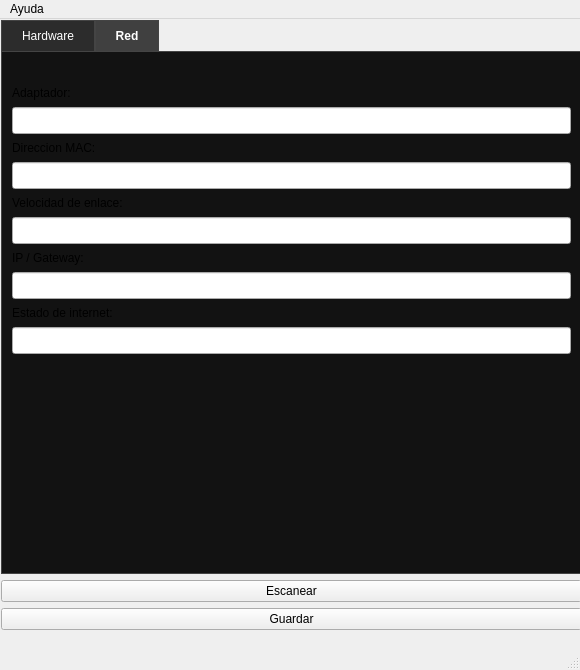
First picture: the form in diseño.ui, repository EzequielOrtizIT/SystemCheck, before the edit.
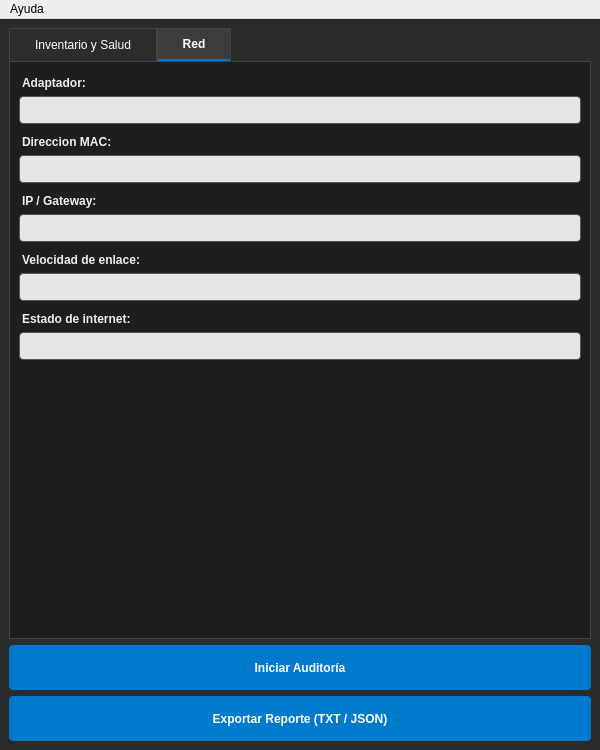
Second picture: the form after the edit. The open tabs and pages were chosen to show the change.

Commit message: Actualizado con nuevas funciones y export a JSON

The edit to the form file:
```diff
--- a/diseño.ui
+++ b/diseño.ui
@@ -6,465 +6,216 @@
    <rect>
     <x>0</x>
     <y>0</y>
-    <width>580</width>
-    <height>670</height>
+    <width>600</width>
+    <height>750</height>
    </rect>
   </property>
   <property name="minimumSize">
    <size>
-    <width>580</width>
-    <height>670</height>
+    <width>600</width>
+    <height>750</height>
    </size>
   </property>
-  <property name="maximumSize">
-   <size>
-    <width>580</width>
-    <height>670</height>
-   </size>
-  </property>
-  <property name="acceptDrops">
-   <bool>false</bool>
-  </property>
   <property name="windowTitle">
    <string>Escaner de sistema</string>
   </property>
   <property name="styleSheet">
-   <string notr="true">/* El fondo del panel donde van los controles */
+   <string notr="true">
+/* ESTILO GLOBAL OSCURO */
+QMainWindow {
+    background-color: #2b2b2b;
+}
 QTabWidget::pane { 
     border: 1px solid #444; 
-    background-color: #121212; /* Casi negro */
+    background-color: #1e1e1e; 
 }
-
-/* Las pestañas superiores */
 QTabBar::tab {
     background: #2c2c2c; 
     color: white;
-    padding: 8px 20px;
+    padding: 8px 25px;
     border: 1px solid #444;
-    border-bottom: none; /* Para que se una con el panel */
+    border-bottom: none; 
 }
-
-/* La pestaña que está seleccionada actualmente */
 QTabBar::tab:selected {
-    background: #404040; /* Un poco más claro para destacar */
+    background: #3c3c3c; 
     font-weight: bold;
+    border-bottom: 2px solid #007acc; /* Azul estilo VSCode */
 }
-
-/* Efecto al pasar el mouse por encima */
 QTabBar::tab:hover {
     background: #505050;
-}</string>
+}
+/* CAJAS DE TEXTO: Fondo claro, TEXTO NEGRO FORZADO */
+QLineEdit {
+    padding: 5px;
+    background-color: #e6e6e6;   
+    color: #000000;              
+    border: 1px solid #555;
+    border-radius: 4px;
+    selection-background-color: #007acc;
+}
+QLineEdit[readOnly="true"] {
+    background-color: #dcdcdc;
+    color: #000000;
+}
+/* Etiquetas */
+QLabel {
+    font-weight: bold;
+    color: #eeeeee;
+    margin-top: 5px;
+}
+/* Botones */
+QPushButton {
+    background-color: #007acc;
+    color: white;
+    border: none;
+    padding: 8px;
+    border-radius: 4px;
+    font-weight: bold;
+}
+QPushButton:hover {
+    background-color: #005a9e;
+}
+QPushButton:disabled {
+    background-color: #444;
+    color: #888;
+}
+QTextEdit {
+    background-color: #e6e6e6;
+    color: #000000;
+    border: 1px solid #555;
+    border-radius: 4px;
+}
+</string>
   </property>
   <widget class="QWidget" name="centralwidget">
-   <widget class="QWidget" name="">
-    <property name="geometry">
-     <rect>
-      <x>1</x>
-      <y>1</y>
-      <width>581</width>
-      <height>610</height>
-     </rect>
-    </property>
-    <layout class="QVBoxLayout" name="verticalLayout_3">
-     <item>
-      <widget class="QTabWidget" name="tabWidget">
-       <property name="sizePolicy">
-        <sizepolicy hsizetype="Expanding" vsizetype="Expanding">
-         <horstretch>100</horstretch>
-         <verstretch>100</verstretch>
-        </sizepolicy>
-       </property>
-       <property name="font">
-        <font>
-         <hintingpreference>PreferFullHinting</hintingpreference>
-        </font>
-       </property>
-       <property name="currentIndex">
-        <number>0</number>
-       </property>
-       <widget class="QWidget" name="tab_1">
-        <property name="maximumSize">
-         <size>
-          <width>16777215</width>
-          <height>460</height>
-         </size>
-        </property>
-        <attribute name="title">
-         <string>Hardware</string>
-        </attribute>
-        <layout class="QVBoxLayout" name="verticalLayout_2">
-         <item>
-          <layout class="QVBoxLayout" name="verticalLayout">
-           <item>
-            <widget class="QLabel" name="label_3">
-             <property name="text">
-              <string>Sistema Operativo:</string>
-             </property>
-            </widget>
-           </item>
-           <item>
-            <widget class="QLineEdit" name="input_os">
-             <property name="font">
-              <font>
-               <pointsize>12</pointsize>
-               <bold>false</bold>
-               <kerning>true</kerning>
-               <hintingpreference>PreferDefaultHinting</hintingpreference>
-              </font>
-             </property>
-             <property name="cursor">
-              <cursorShape>ArrowCursor</cursorShape>
-             </property>
-             <property name="autoFillBackground">
-              <bool>false</bool>
-             </property>
-             <property name="dragEnabled">
-              <bool>true</bool>
-             </property>
-             <property name="readOnly">
-              <bool>true</bool>
-             </property>
-            </widget>
-           </item>
-           <item>
-            <widget class="QLabel" name="label">
-             <property name="text">
-              <string>Procesador:</string>
-             </property>
-            </widget>
-           </item>
-           <item>
-            <widget class="QLineEdit" name="input_cpu">
-             <property name="font">
-              <font>
-               <pointsize>12</pointsize>
-               <bold>false</bold>
-               <kerning>true</kerning>
-               <hintingpreference>PreferDefaultHinting</hintingpreference>
-              </font>
-             </property>
-             <property name="readOnly">
-              <bool>true</bool>
-             </property>
-            </widget>
-           </item>
-           <item>
-            <widget class="QLabel" name="label_2">
-             <property name="text">
-              <string>Motherboard:</string>
-             </property>
-            </widget>
-           </item>
-           <item>
-            <widget class="QLineEdit" name="input_mobo">
-             <property name="font">
-              <font>
-               <pointsize>12</pointsize>
-               <bold>false</bold>
-               <kerning>true</kerning>
-               <hintingpreference>PreferDefaultHinting</hintingpreference>
-              </font>
-             </property>
-             <property name="readOnly">
-              <bool>true</bool>
-             </property>
-            </widget>
-           </item>
-           <item>
-            <widget class="QLabel" name="label_5">
-             <property name="text">
-              <string>Memoria RAM:</string>
-             </property>
-            </widget>
-           </item>
-           <item>
-            <widget class="QLineEdit" name="input_ram">
-             <property name="font">
-              <font>
-               <pointsize>12</pointsize>
-               <bold>false</bold>
-               <kerning>true</kerning>
-               <hintingpreference>PreferDefaultHinting</hintingpreference>
-              </font>
-             </property>
-             <property name="readOnly">
-              <bool>true</bool>
-             </property>
-            </widget>
-           </item>
-           <item>
-            <widget class="QLabel" name="label_6">
-             <property name="text">
-              <string>Placa de video:</string>
-             </property>
-            </widget>
-           </item>
-           <item>
-            <widget class="QLineEdit" name="input_vga">
-             <property name="font">
-              <font>
-               <pointsize>12</pointsize>
-               <bold>false</bold>
-               <kerning>true</kerning>
-               <hintingpreference>PreferDefaultHinting</hintingpreference>
-              </font>
-             </property>
-             <property name="readOnly">
-              <bool>true</bool>
-             </property>
-            </widget>
-           </item>
-           <item>
-            <widget class="QLabel" name="label_4">
-             <property name="text">
-              <string>Discos:</string>
-             </property>
-            </widget>
-           </item>
-           <item>
-            <widget class="QTextEdit" name="txt_disk">
-             <property name="sizePolicy">
-              <sizepolicy hsizetype="Expanding" vsizetype="Expanding">
-               <horstretch>0</horstretch>
-               <verstretch>1</verstretch>
-              </sizepolicy>
-             </property>
-             <property name="font">
-              <font>
-               <pointsize>12</pointsize>
-               <bold>false</bold>
-               <kerning>true</kerning>
-               <hintingpreference>PreferDefaultHinting</hintingpreference>
-              </font>
-             </property>
-             <property name="verticalScrollBarPolicy">
-              <enum>Qt::ScrollBarPolicy::ScrollBarAsNeeded</enum>
-             </property>
-             <property name="readOnly">
-              <bool>true</bool>
-             </property>
-            </widget>
-           </item>
-          </layout>
-         </item>
-        </layout>
-       </widget>
-       <widget class="QWidget" name="tab_2">
-        <attribute name="title">
-         <string>Red</string>
-        </attribute>
-        <widget class="QLineEdit" name="input_net_name">
-         <property name="geometry">
-          <rect>
-           <x>10</x>
-           <y>55</y>
-           <width>559</width>
-           <height>27</height>
-          </rect>
-         </property>
-         <property name="font">
-          <font>
-           <pointsize>12</pointsize>
-           <bold>false</bold>
-           <kerning>true</kerning>
-           <hintingpreference>PreferDefaultHinting</hintingpreference>
-          </font>
-         </property>
-         <property name="cursor">
-          <cursorShape>ArrowCursor</cursorShape>
-         </property>
-         <property name="autoFillBackground">
-          <bool>false</bool>
-         </property>
-         <property name="dragEnabled">
-          <bool>true</bool>
-         </property>
-         <property name="readOnly">
-          <bool>true</bool>
-         </property>
-        </widget>
-        <widget class="QLabel" name="label_7">
-         <property name="geometry">
-          <rect>
-           <x>10</x>
-           <y>33</y>
-           <width>559</width>
-           <height>16</height>
-          </rect>
-         </property>
-         <property name="text">
-          <string>Adaptador:</string>
-         </property>
-        </widget>
-        <widget class="QLabel" name="label_8">
-         <property name="geometry">
-          <rect>
-           <x>10</x>
-           <y>88</y>
-           <width>559</width>
-           <height>16</height>
-          </rect>
-         </property>
-         <property name="text">
-          <string>Direccion MAC:</string>
-         </property>
-        </widget>
-        <widget class="QLineEdit" name="input_net_speed">
-         <property name="geometry">
-          <rect>
-           <x>10</x>
-           <y>165</y>
-           <width>559</width>
-           <height>27</height>
-          </rect>
-         </property>
-         <property name="font">
-          <font>
-           <pointsize>12</pointsize>
-           <bold>false</bold>
-           <kerning>true</kerning>
-           <hintingpreference>PreferDefaultHinting</hintingpreference>
-          </font>
-         </property>
-         <property name="readOnly">
-          <bool>true</bool>
-         </property>
-        </widget>
-        <widget class="QLineEdit" name="input_net_ping">
-         <property name="geometry">
-          <rect>
-           <x>10</x>
-           <y>275</y>
-           <width>559</width>
-           <height>27</height>
-          </rect>
-         </property>
-         <property name="font">
-          <font>
-           <pointsize>12</pointsize>
-           <bold>false</bold>
-           <kerning>true</kerning>
-           <hintingpreference>PreferDefaultHinting</hintingpreference>
-          </font>
-         </property>
-         <property name="readOnly">
-          <bool>true</bool>
-         </property>
-        </widget>
-        <widget class="QLineEdit" name="input_net_ip">
-         <property name="geometry">
-          <rect>
-           <x>10</x>
-           <y>220</y>
-           <width>559</width>
-           <height>27</height>
-          </rect>
-         </property>
-         <property name="font">
-          <font>
-           <pointsize>12</pointsize>
-           <bold>false</bold>
-           <kerning>true</kerning>
-           <hintingpreference>PreferDefaultHinting</hintingpreference>
-          </font>
-         </property>
-         <property name="readOnly">
-          <bool>true</bool>
-         </property>
-        </widget>
-        <widget class="QLabel" name="label_10">
-         <property name="geometry">
-          <rect>
-           <x>10</x>
-           <y>143</y>
-           <width>559</width>
-           <height>16</height>
-          </rect>
-         </property>
-         <property name="text">
-          <string>Velocidad de enlace:</string>
-         </property>
-        </widget>
-        <widget class="QLabel" name="label_11">
-         <property name="geometry">
-          <rect>
-           <x>10</x>
-           <y>253</y>
-           <width>559</width>
-           <height>16</height>
-          </rect>
-         </property>
-         <property name="text">
-          <string>Estado de internet:</string>
-         </property>
-        </widget>
-        <widget class="QLabel" name="label_12">
-         <property name="geometry">
-          <rect>
-           <x>10</x>
-           <y>198</y>
-           <width>559</width>
-           <height>16</height>
-          </rect>
-         </property>
-         <property name="text">
-          <string>IP / Gateway:</string>
-         </property>
-        </widget>
-        <widget class="QLineEdit" name="input_net_mac">
-         <property name="geometry">
-          <rect>
-           <x>10</x>
-           <y>110</y>
-           <width>559</width>
-           <height>27</height>
-          </rect>
-         </property>
-         <property name="font">
-          <font>
-           <pointsize>12</pointsize>
-           <bold>false</bold>
-           <kerning>true</kerning>
-           <hintingpreference>PreferDefaultHinting</hintingpreference>
-          </font>
-         </property>
-         <property name="readOnly">
-          <bool>true</bool>
-         </property>
-        </widget>
-       </widget>
+   <layout class="QVBoxLayout" name="verticalLayout_main">
+    <item>
+     <widget class="QTabWidget" name="tabWidget">
+      <property name="currentIndex">
+       <number>0</number>
+      </property>
+      <widget class="QWidget" name="tab_1">
+       <attribute name="title">
+        <string>Inventario y Salud</string>
+       </attribute>
+       <layout class="QVBoxLayout" name="verticalLayout_2">
+        <item>
+         <layout class="QVBoxLayout" name="verticalLayout">
+          
+          <item>
+           <widget class="QLabel" name="label_user">
+            <property name="text"><string>Usuario / Dominio:</string></property>
+           </widget>
+          </item>
+          <item>
+           <widget class="QLineEdit" name="input_user">
+            <property name="font"><font><pointsize>11</pointsize></font></property>
+            <property name="readOnly"><bool>true</bool></property>
+            <property name="placeholderText"><string>Esperando escaneo...</string></property>
+           </widget>
+          </item>
+
+          <item>
+           <widget class="QLabel" name="label_av">
+            <property name="text"><string>Seguridad (Antivirus):</string></property>
+           </widget>
+          </item>
+          <item>
+           <widget class="QLineEdit" name="input_av">
+            <property name="font"><font><pointsize>11</pointsize></font></property>
+            <property name="readOnly"><bool>true</bool></property>
+           </widget>
+          </item>
+
+          <item>
+           <layout class="QHBoxLayout" name="horizontalLayout_status">
+             <item>
+               <layout class="QVBoxLayout" name="vbox_uptime">
+                 <item><widget class="QLabel" name="label_uptime"><property name="text"><string>Tiempo de Actividad:</string></property></widget></item>
+                 <item><widget class="QLineEdit" name="input_uptime"><property name="readOnly"><bool>true</bool></property></widget></item>
+               </layout>
+             </item>
+             <item>
+               <layout class="QVBoxLayout" name="vbox_reboot">
+                 <item><widget class="QLabel" name="label_reboot"><property name="text"><string>Estado de Salud:</string></property></widget></item>
+                 <item><widget class="QLineEdit" name="input_reboot"><property name="readOnly"><bool>true</bool></property></widget></item>
+               </layout>
+             </item>
+           </layout>
+          </item>
+
+          <item><widget class="QLabel" name="label_3"><property name="text"><string>Sistema Operativo:</string></property></widget></item>
+          <item><widget class="QLineEdit" name="input_os"><property name="readOnly"><bool>true</bool></property></widget></item>
+          
+          <item><widget class="QLabel" name="label"><property name="text"><string>Procesador:</string></property></widget></item>
+          <item><widget class="QLineEdit" name="input_cpu"><property name="readOnly"><bool>true</bool></property></widget></item>
+          
+          <item><widget class="QLabel" name="label_2"><property name="text"><string>Motherboard:</string></property></widget></item>
+          <item><widget class="QLineEdit" name="input_mobo"><property name="readOnly"><bool>true</bool></property></widget></item>
+          
+          <item><widget class="QLabel" name="label_5"><property name="text"><string>Memoria RAM:</string></property></widget></item>
+          <item><widget class="QLineEdit" name="input_ram"><property name="readOnly"><bool>true</bool></property></widget></item>
+          
+          <item><widget class="QLabel" name="label_4"><property name="text"><string>Discos:</string></property></widget></item>
+          <item>
+           <widget class="QTextEdit" name="txt_disk">
+            <property name="readOnly"><bool>true</bool></property>
+            <property name="maximumSize"><size><width>16777215</width><height>100</height></size></property>
+           </widget>
+          </item>
+
+         </layout>
+        </item>
+       </layout>
       </widget>
-     </item>
-     <item>
-      <widget class="QPushButton" name="btn_scan">
-       <property name="text">
-        <string>Escanear</string>
-       </property>
+      <widget class="QWidget" name="tab_2">
+       <attribute name="title">
+        <string>Red</string>
+       </attribute>
+       <layout class="QVBoxLayout" name="verticalLayout_red">
+        <item><widget class="QLabel" name="label_7"><property name="text"><string>Adaptador:</string></property></widget></item>
+        <item><widget class="QLineEdit" name="input_net_name"><property name="readOnly"><bool>true</bool></property></widget></item>
+        
+        <item><widget class="QLabel" name="label_8"><property name="text"><string>Direccion MAC:</string></property></widget></item>
+        <item><widget class="QLineEdit" name="input_net_mac"><property name="readOnly"><bool>true</bool></property></widget></item>
+        
+        <item><widget class="QLabel" name="label_12"><property name="text"><string>IP / Gateway:</string></property></widget></item>
+        <item><widget class="QLineEdit" name="input_net_ip"><property name="readOnly"><bool>true</bool></property></widget></item>
+        
+        <item><widget class="QLabel" name="label_10"><property name="text"><string>Velocidad de enlace:</string></property></widget></item>
+        <item><widget class="QLineEdit" name="input_net_speed"><property name="readOnly"><bool>true</bool></property></widget></item>
+        
+        <item><widget class="QLabel" name="label_11"><property name="text"><string>Estado de internet:</string></property></widget></item>
+        <item><widget class="QLineEdit" name="input_net_ping"><property name="readOnly"><bool>true</bool></property></widget></item>
+        
+        <item>
+         <spacer name="verticalSpacer">
+          <property name="orientation"><enum>Qt::Vertical</enum></property>
+          <property name="sizeHint" stdset="0"><size><width>20</width><height>40</height></size></property>
+         </spacer>
+        </item>
+       </layout>
       </widget>
-     </item>
-     <item>
-      <widget class="QPushButton" name="btn_save">
-       <property name="text">
-        <string>Guardar</string>
-       </property>
-      </widget>
-     </item>
-    </layout>
-   </widget>
-   <zorder>tabWidget</zorder>
-   <zorder>layoutWidget</zorder>
-   <zorder>btn_save</zorder>
-   <zorder>btn_scan</zorder>
+     </widget>
+    </item>
+    <item>
+     <widget class="QPushButton" name="btn_scan">
+      <property name="text"><string>Iniciar Auditoría</string></property>
+      <property name="minimumSize"><size><width>0</width><height>45</height></size></property>
+      <property name="cursor"><cursorShape>PointingHandCursor</cursorShape></property>
+     </widget>
+    </item>
+    <item>
+     <widget class="QPushButton" name="btn_save">
+      <property name="text"><string>Exportar Reporte (TXT / JSON)</string></property>
+      <property name="minimumSize"><size><width>0</width><height>45</height></size></property>
+      <property name="cursor"><cursorShape>PointingHandCursor</cursorShape></property>
+     </widget>
+    </item>
+   </layout>
   </widget>
   <widget class="QMenuBar" name="menubar">
-   <property name="geometry">
-    <rect>
-     <x>0</x>
-     <y>0</y>
-     <width>580</width>
-     <height>33</height>
-    </rect>
-   </property>
+   <property name="geometry"><rect><x>0</x><y>0</y><width>600</width><height>22</height></rect></property>
    <widget class="QMenu" name="menuAyuda">
     <property name="title">
      <string>Ayuda</string>
@@ -474,12 +225,6 @@
    </widget>
    <addaction name="menuAyuda"/>
   </widget>
-  <widget class="QStatusBar" name="statusbar"/>
-  <action name="actionAcerca_de">
-   <property name="text">
-    <string>Ayuda</string>
-   </property>
-  </action>
   <action name="actionacerca">
    <property name="text">
     <string>Acerca de...</string>
```
Left out of the diff: 11 changed lines with no effect on the pictures. The commit also changes 2 other files.
